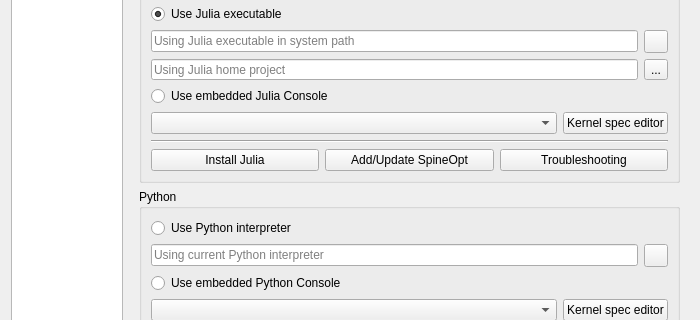
Qt form spinetoolbox/ui/settings.ui (spine-tools/Spine-Toolbox) before a commit; both pictures show x 0 to 700 and y 136 to 456 of the 700 by 550 pixel window.
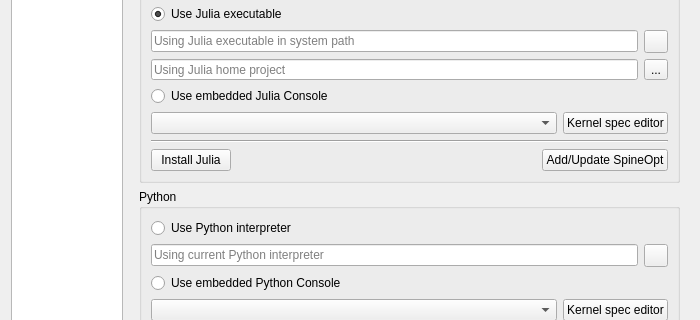
The same form after that commit. Icons and pictures are not drawn. Custom widgets are drawn as their Qt base class.

Commit message:
Add troubleshooting to SpineOpt install wizard
Re #1217

```diff
--- a/spinetoolbox/ui/settings.ui
+++ b/spinetoolbox/ui/settings.ui
@@ -902,16 +902,22 @@
                </widget>
               </item>
               <item>
-               <widget class="QPushButton" name="pushButton_add_up_spine_opt">
-                <property name="text">
-                 <string>Add/Update SpineOpt</string>
+               <spacer name="horizontalSpacer">
+                <property name="orientation">
+                 <enum>Qt::Horizontal</enum>
                 </property>
-               </widget>
+                <property name="sizeHint" stdset="0">
+                 <size>
+                  <width>40</width>
+                  <height>20</height>
+                 </size>
+                </property>
+               </spacer>
               </item>
               <item>
-               <widget class="QPushButton" name="pushButton_troubleshooting_julia">
+               <widget class="QPushButton" name="pushButton_add_up_spine_opt">
                 <property name="text">
-                 <string>Troubleshooting</string>
+                 <string>Add/Update SpineOpt</string>
                 </property>
                </widget>
               </item>
```
The commit also changes 7 other files.
